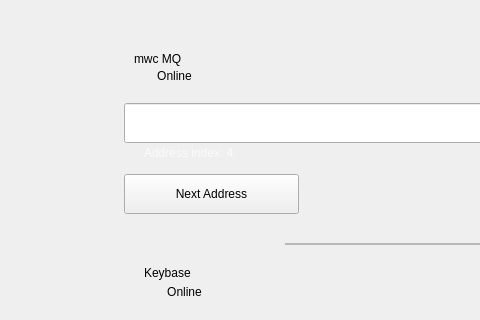
This is windows_desktop/e_listening.ui in 0xkobe/mwc-wallet as Qt 5 draws it before an edit; both pictures show x 0 to 480 and y 0 to 320 of the 778 by 546 pixel window. The edited form follows.
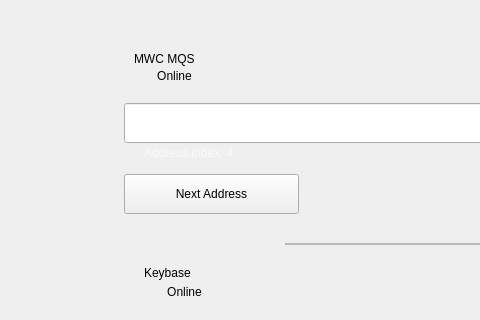
This is the edited form. Icons and pictures are not drawn. Custom widgets are drawn as their Qt base class.

```diff
--- a/windows_desktop/e_listening.ui
+++ b/windows_desktop/e_listening.ui
@@ -218,7 +218,7 @@
          </rect>
         </property>
         <property name="text">
-         <string>mwc MQ</string>
+         <string>MWC MQS</string>
         </property>
        </widget>
        <widget class="QLabel" name="keybaseStatusImg">
```
Left out of the diff: 10 changed lines with no effect on the pictures.
